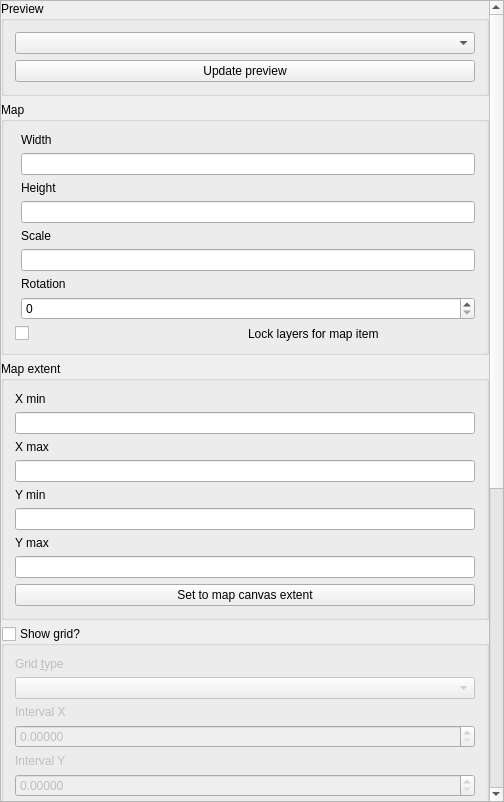
Old version of the form qgis/src/ui/qgscomposermapwidgetbase.ui in the repository sourcepole/qgis.
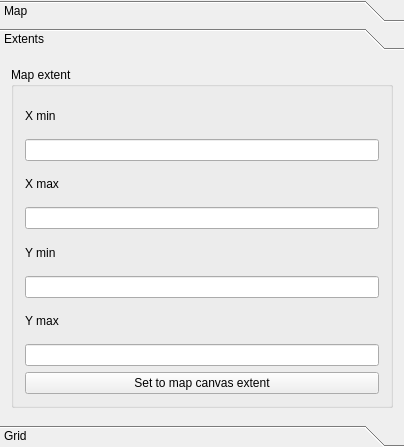
New version of the form. The open tabs and pages were chosen to show the change. Custom widgets are drawn as their Qt base class.

The edit to the form file:
```diff
--- a/qgis/src/ui/qgscomposermapwidgetbase.ui
+++ b/qgis/src/ui/qgscomposermapwidgetbase.ui
@@ -6,8 +6,8 @@
    <rect>
     <x>0</x>
     <y>0</y>
-    <width>504</width>
-    <height>802</height>
+    <width>404</width>
+    <height>447</height>
    </rect>
   </property>
   <property name="sizePolicy">
@@ -19,28 +19,28 @@
   <property name="windowTitle">
    <string>Map options</string>
   </property>
-  <layout class="QGridLayout" name="gridLayout_5">
+  <layout class="QGridLayout" name="gridLayout_8">
    <property name="margin">
     <number>0</number>
    </property>
    <item row="0" column="0">
-    <widget class="QScrollArea" name="scrollArea">
-     <property name="widgetResizable">
-      <bool>true</bool>
+    <widget class="QToolBox" name="toolBox">
+     <property name="currentIndex">
+      <number>0</number>
      </property>
-     <widget class="QWidget" name="scrollAreaWidgetContents">
+     <widget class="QWidget" name="page">
       <property name="geometry">
        <rect>
         <x>0</x>
         <y>0</y>
-        <width>481</width>
-        <height>1482</height>
+        <width>386</width>
+        <height>419</height>
        </rect>
       </property>
+      <attribute name="label">
+       <string>Map</string>
+      </attribute>
       <layout class="QGridLayout" name="gridLayout">
-       <property name="margin">
-        <number>0</number>
-       </property>
        <item row="0" column="0">
         <widget class="QGroupBox" name="groupBox">
          <property name="title">
@@ -175,7 +175,22 @@
          </layout>
         </widget>
        </item>
-       <item row="2" column="0">
+      </layout>
+     </widget>
+     <widget class="QWidget" name="page_2">
+      <property name="geometry">
+       <rect>
+        <x>0</x>
+        <y>0</y>
+        <width>404</width>
+        <height>351</height>
+       </rect>
+      </property>
+      <attribute name="label">
+       <string>Extents</string>
+      </attribute>
+      <layout class="QGridLayout" name="gridLayout_5">
+       <item row="0" column="0">
         <widget class="QGroupBox" name="mMapExtentGroupBox">
          <property name="title">
           <string>Map extent</string>
@@ -264,7 +279,14 @@
          </layout>
         </widget>
        </item>
-       <item row="3" column="0">
+      </layout>
+     </widget>
+     <widget class="QWidget" name="page_3">
+      <attribute name="label">
+       <string>Grid</string>
+      </attribute>
+      <layout class="QGridLayout" name="gridLayout_7">
+       <item row="0" column="0">
         <widget class="QGroupBox" name="mGridCheckBox">
          <property name="title">
           <string>Show grid?</string>
```
Left out of the diff: 1 changed line with no effect on the pictures.
